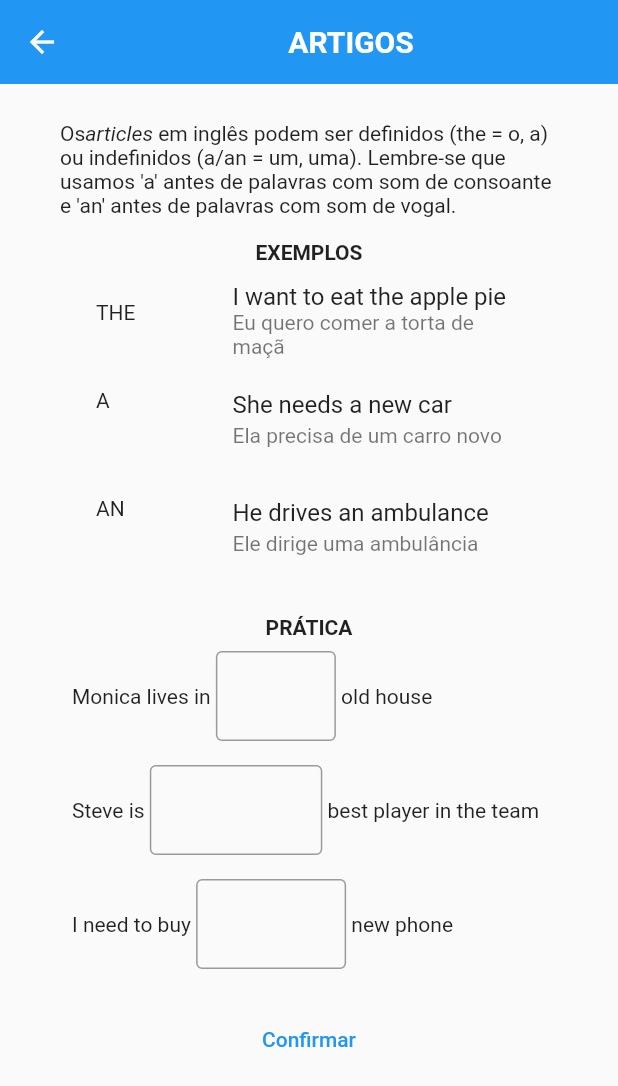
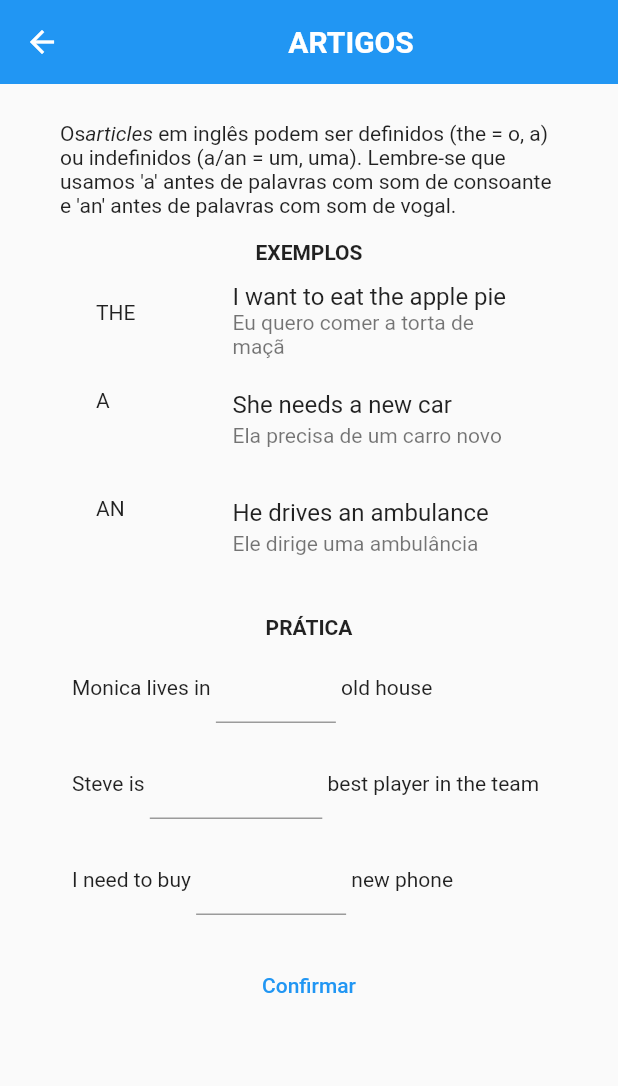
Before and after one commit to RodrigoMendes93/lets_learn, a Flutter app: the AtvPage5 screen opened by its route, on a phone screen of 412 x 824 dp. Shown: the top 1086 px of the screen. Run offline on Flutter 3.47's test engine with Material 2 defaults, Android fonts, the phone set to English and light mode, and no system bars; our stand-ins replace shared_preferences; missing offline and left inert: mysql1; accounts and stored records are empty.

Commit message:
Text field

```diff
--- a/lib/atividades/atv5.dart
+++ b/lib/atividades/atv5.dart
@@ -142,20 +142,17 @@ class AtvPage5 extends StatelessWidget {
                     children: <Widget>[
                       Row(
                         children: [
-                          Text("Monica lives in "),
+                          const Text("Monica lives in "),
                           SizedBox(
                             width: 80,
                             child: TextField(
                               controller: _campoResposta[0],
 
                               textAlign: TextAlign.center,
-                              decoration: InputDecoration(
-                                border: OutlineInputBorder(),
-                              ),
-                              style: TextStyle(fontSize: 17),
+                              style: const TextStyle(fontSize: 17),
                             ),
                             ),
-                          Text(" old house"),
+                          const Text(" old house"),
                         ],
                       ),
                     ],
@@ -166,20 +163,17 @@ class AtvPage5 extends StatelessWidget {
                     children: <Widget>[
                       Row(
                         children: [
-                          Text("Steve is "),
+                          const Text("Steve is "),
                           SizedBox(
                             width: 115,
                             child: TextField(
                               controller: _campoResposta[0],
 
                               textAlign: TextAlign.center,
-                              decoration: InputDecoration(
-                                border: OutlineInputBorder(),
-                              ),
-                              style: TextStyle(fontSize: 17),
+                              style: const TextStyle(fontSize: 17),
                             ),
                             ),
-                          Text(" best player in the team"),
+                          const Text(" best player in the team"),
                         ],
                       ),
                     ],
@@ -190,20 +184,17 @@ class AtvPage5 extends StatelessWidget {
                     children: <Widget>[
                       Row(
                         children: [
-                          Text("I need to buy "),
+                          const Text("I need to buy "),
                           SizedBox(
                             width: 100,
                             child: TextField(
                               controller: _campoResposta[0],
 
                               textAlign: TextAlign.center,
-                              decoration: InputDecoration(
-                                border: OutlineInputBorder(),
-                              ),
-                              style: TextStyle(fontSize: 17),
+                              style: const TextStyle(fontSize: 17),
                             ),
                             ),
-                          Text(" new phone"),
+                          const Text(" new phone"),
                         ],
                       ),
                     ],
```
Also changed, not shown: lib/atividades/atv1.dart (+0 -12 lines), lib/atividades/atv10.dart (+12 -3 lines), lib/atividades/atv2.dart (+0 -9 lines), lib/atividades/atv4.dart (+12 -12 lines), lib/atividades/atv6.dart (+12 -12 lines), lib/atividades/atv7.dart (+12 -12 lines), lib/atividades/atv8.dart (+12 -12 lines), lib/atividades/atv9.dart (+12 -12 lines).
